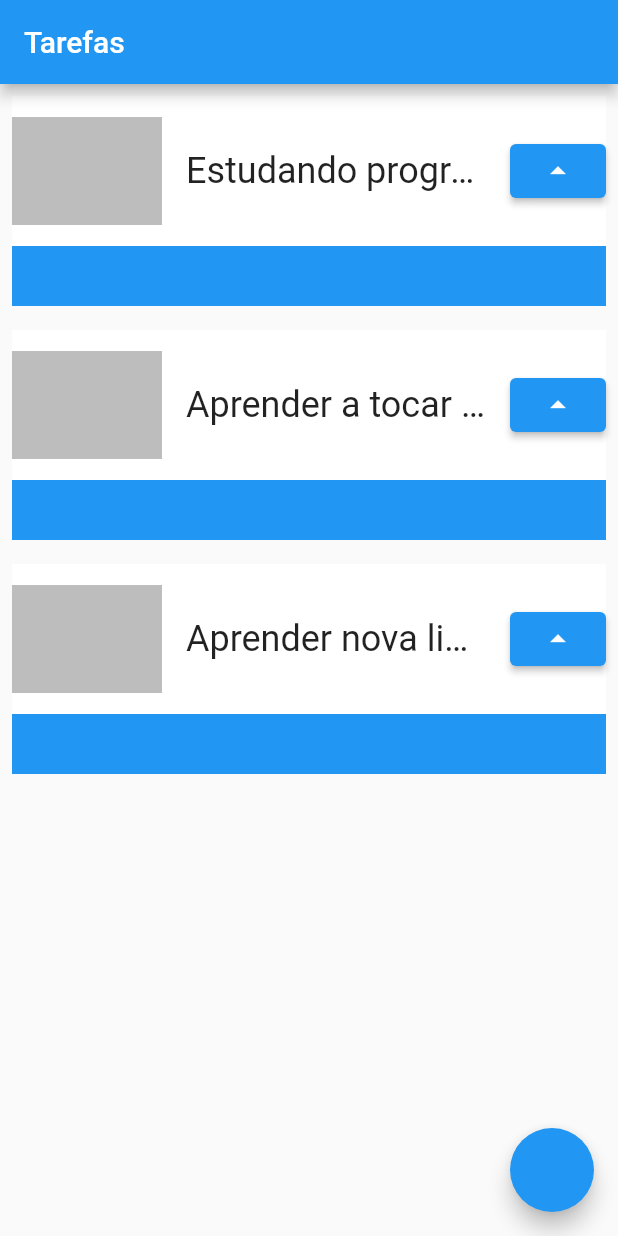
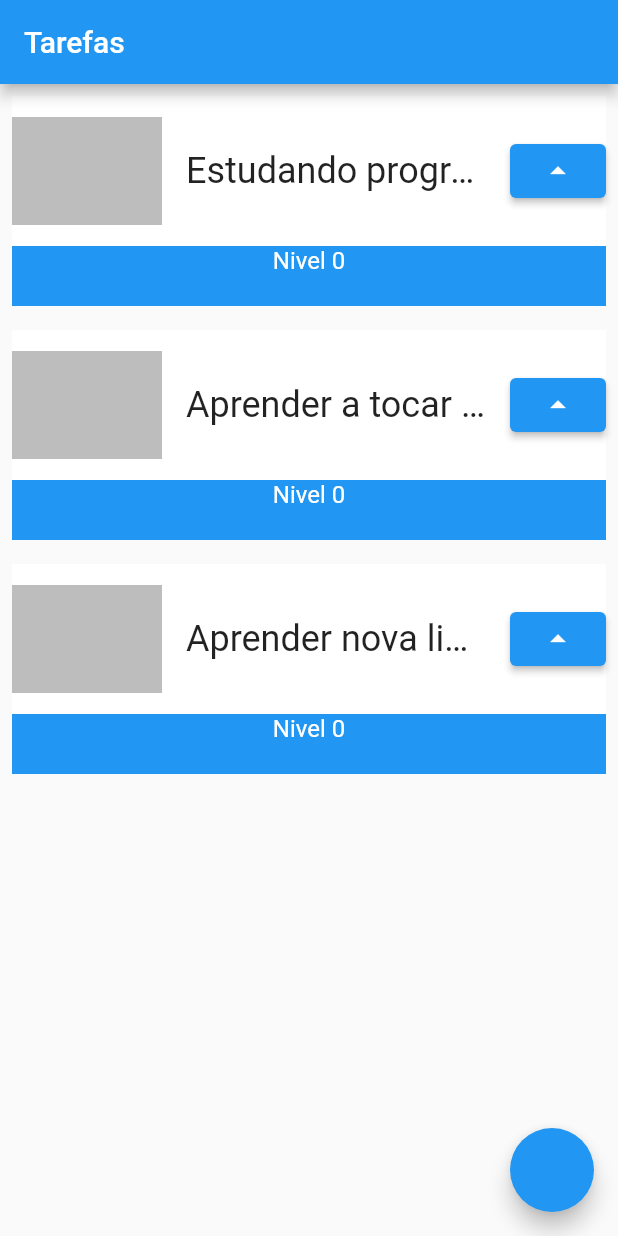
Before and after one commit to vieiragui/Fluttter, a Flutter app: the screen it shows after launch, on a phone screen of 412 x 824 dp. Run offline on Flutter 3.47's test engine with Material 2 defaults, Android fonts, the phone set to English and light mode, and no system bars.

```diff
--- a/lib/main.dart
+++ b/lib/main.dart
@@ -33,13 +33,21 @@ class MyApp extends StatelessWidget {
   }
 }
 
-class Task extends StatelessWidget {
+class Task extends StatefulWidget {
   final String nome;
 
   const Task(this.nome, {Key? key}) : super(key: key);
 
   @override
+  State<Task> createState() => _TaskState();
+}
+
+class _TaskState extends State<Task> {
+  int nivel = 0;
+
+  @override
   Widget build(BuildContext context) {
+
     return Padding(
       padding: const EdgeInsets.all(8.0),
       child: Container(
@@ -49,6 +57,8 @@ class Task extends StatelessWidget {
               color: Colors.blue,
               height: 140,
             ),
+            Column(
+              children: [
                 Container(
                   color: Colors.white,
                   height: 100,
@@ -63,16 +73,32 @@ class Task extends StatelessWidget {
                       Container(
                           width: 200,
                           child: Text(
-                        nome,
+                            widget.nome,
                             style: TextStyle(
                               fontSize: 24,
                               overflow: TextOverflow.ellipsis,
                             ),
                           )),
                       ElevatedButton(
-                      onPressed: () {}, child: Icon(Icons.arrow_drop_up))
+                          onPressed: () {
+                            setState(() {
+                              nivel++;
+                            });
+
+                            print(nivel);
+                          },
+                          child: Icon(Icons.arrow_drop_up))
                     ],
                   ),
+                ),
+                Text(
+                  'Nivel $nivel',
+                  style: TextStyle(
+                    color: Colors.white,
+                    fontSize: 16,
+                  ),
+                )
+              ],
             ),
           ],
         ),
```
Lines whose indentation alone changed are shown as unchanged.
